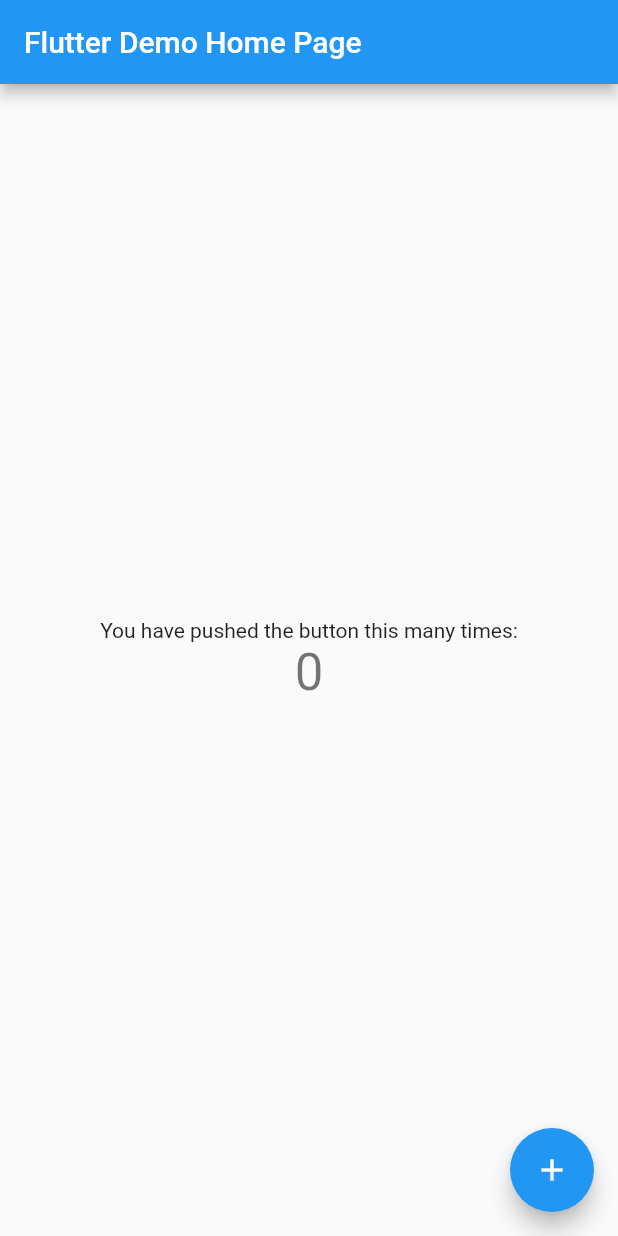
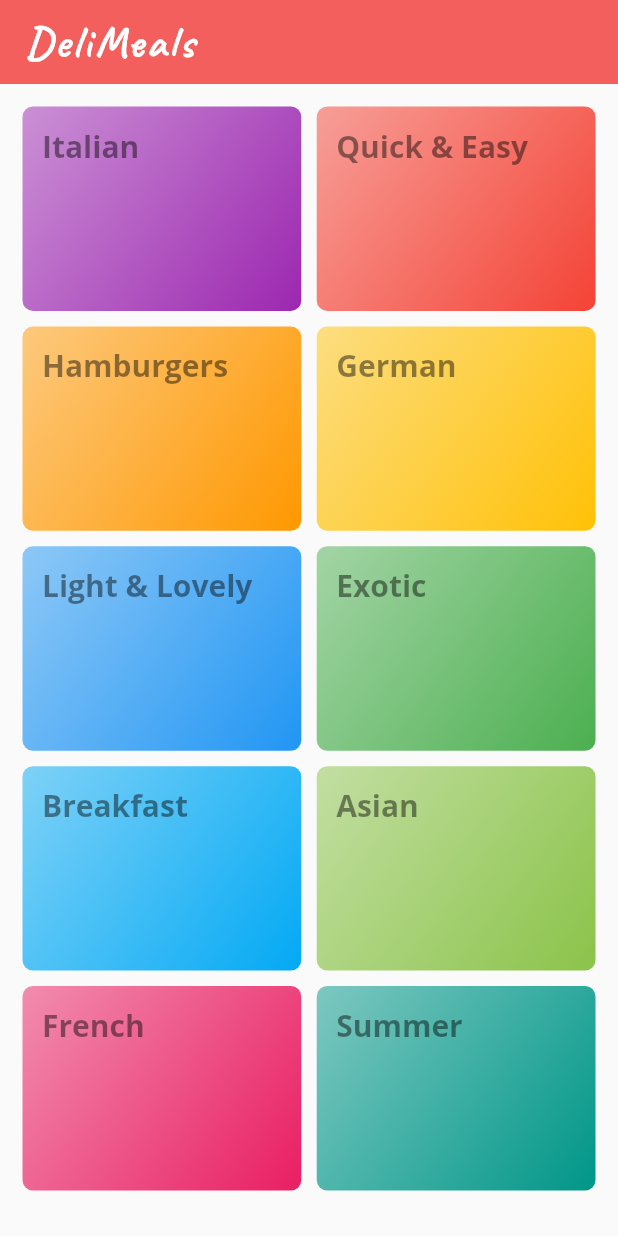
Before and after one commit to s4nk37/delimeals, a Flutter app: the screen it shows after launch, on a phone screen of 412 x 824 dp. Run offline on Flutter 3.47's test engine with Material 2 defaults, Android fonts, the phone set to English and light mode, and no system bars.

Commit message:
Added categories_screen.dart ,fonts and colorscheme

```diff
--- /dev/null
+++ b/lib/categories_screen.dart
@@ -0,0 +1,28 @@
+import 'package:flutter/material.dart';
+import 'category_item.dart';
+import 'dummy_data.dart';
+
+class CategoriesScreen extends StatelessWidget {
+  const CategoriesScreen({Key? key}) : super(key: key);
+
+  @override
+  Widget build(BuildContext context) {
+    Size size = MediaQuery.of(context).size;
+    return Scaffold(
+      appBar: AppBar(
+        title: const Text("DeliMeals"),
+        elevation: 0.0,
+      ),
+      body: GridView(
+          padding: const EdgeInsets.all(15.0),
+          gridDelegate: SliverGridDelegateWithMaxCrossAxisExtent(
+              maxCrossAxisExtent: size.width / 2,
+              childAspectRatio: 3 / 2.2,
+              crossAxisSpacing: size.width / 40,
+              mainAxisSpacing: size.width / 40),
+          children: dummyCategories.map((category) {
+            return CategoryItem(title: category.title, color: category.color);
+          }).toList()),
+    );
+  }
+}
--- /dev/null
+++ b/lib/category_item.dart
@@ -0,0 +1,33 @@
+import 'package:flutter/material.dart';
+
+class CategoryItem extends StatelessWidget {
+  final String title;
+  final Color color;
+
+  const CategoryItem({Key? key, required this.title, required this.color})
+      : super(key: key);
+
+  @override
+  Widget build(BuildContext context) {
+    // print(title);
+    // print(color.computeLuminance());
+    return Container(
+      padding: const EdgeInsets.all(5),
+      decoration: BoxDecoration(
+        borderRadius: BorderRadius.circular(7),
+        gradient: LinearGradient(
+            colors: [color.withOpacity(0.5), color],
+            begin: Alignment.topLeft,
+            end: Alignment.bottomRight),
+      ),
+      child: Padding(
+        padding: const EdgeInsets.all(8.0),
+        child: Text(
+          title,
+          style: const TextStyle(
+              color: Colors.black45, fontSize: 20, fontWeight: FontWeight.bold),
+        ),
+      ),
+    );
+  }
+}
--- /dev/null
+++ b/lib/dummy_data.dart
@@ -0,0 +1,55 @@
+import 'package:flutter/material.dart';
+import './models/category.dart';
+
+const dummyCategories = [
+  Category(
+    id: 'c1',
+    title: 'Italian',
+    color: Colors.purple,
+  ),
+  Category(
+    id: 'c2',
+    title: 'Quick & Easy',
+    color: Colors.red,
+  ),
+  Category(
+    id: 'c3',
+    title: 'Hamburgers',
+    color: Colors.orange,
+  ),
+  Category(
+    id: 'c4',
+    title: 'German',
+    color: Colors.amber,
+  ),
+  Category(
+    id: 'c5',
+    title: 'Light & Lovely',
+    color: Colors.blue,
+  ),
+  Category(
+    id: 'c6',
+    title: 'Exotic',
+    color: Colors.green,
+  ),
+  Category(
+    id: 'c7',
+    title: 'Breakfast',
+    color: Colors.lightBlue,
+  ),
+  Category(
+    id: 'c8',
+    title: 'Asian',
+    color: Colors.lightGreen,
+  ),
+  Category(
+    id: 'c9',
+    title: 'French',
+    color: Colors.pink,
+  ),
+  Category(
+    id: 'c10',
+    title: 'Summer',
+    color: Colors.teal,
+  ),
+];
--- a/lib/main.dart
+++ b/lib/main.dart
@@ -1,115 +1,42 @@
 import 'package:flutter/material.dart';
+import 'categories_screen.dart';
 
-void main() {
-  runApp(const MyApp());
-}
+void main() => runApp(const MyApp());
 
 class MyApp extends StatelessWidget {
-  const MyApp({super.key});
+  const MyApp({Key? key}) : super(key: key);
 
-  // This widget is the root of your application.
   @override
   Widget build(BuildContext context) {
     return MaterialApp(
-      title: 'Flutter Demo',
+      debugShowCheckedModeBanner: false,
+      title: 'DeliMeals',
       theme: ThemeData(
-        // This is the theme of your application.
-        //
-        // Try running your application with "flutter run". You'll see the
-        // application has a blue toolbar. Then, without quitting the app, try
-        // changing the primarySwatch below to Colors.green and then invoke
-        // "hot reload" (press "r" in the console where you ran "flutter run",
-        // or simply save your changes to "hot reload" in a Flutter IDE).
-        // Notice that the counter didn't reset back to zero; the application
-        // is not restarted.
-        primarySwatch: Colors.blue,
+        // primarySwatch: Colors.deepOrange,
+        colorScheme: const ColorScheme(
+          brightness: Brightness.light,
+          primary: Color(0xfff25f5c),
+          onPrimary: Color(0xff2D3142),
+          secondary: Color(0xff70C1B3),
+          onSecondary: Color(0xff353535),
+          error: Colors.red,
+          onError: Colors.white70,
+          background: Color(0xffEADEDA),
+          onBackground: Colors.black87,
+          surface: Color(0xffc5c5c5),
+          onSurface: Color(0xff2D3142),
+        ),
+        fontFamily: 'Open Sans',
+        appBarTheme: const AppBarTheme(
+          titleTextStyle: TextStyle(
+            fontFamily: 'Caveat',
+            fontSize: 30,
+            fontWeight: FontWeight.bold,
+            letterSpacing: 1.5,
+          ),
+        ),
       ),
-      home: const MyHomePage(title: 'Flutter Demo Home Page'),
+      home: const CategoriesScreen(),
     );
   }
 }
-
-class MyHomePage extends StatefulWidget {
-  const MyHomePage({super.key, required this.title});
-
-  // This widget is the home page of your application. It is stateful, meaning
-  // that it has a State object (defined below) that contains fields that affect
-  // how it looks.
-
-  // This class is the configuration for the state. It holds the values (in this
-  // case the title) provided by the parent (in this case the App widget) and
-  // used by the build method of the State. Fields in a Widget subclass are
-  // always marked "final".
-
-  final String title;
-
-  @override
-  State<MyHomePage> createState() => _MyHomePageState();
-}
-
-class _MyHomePageState extends State<MyHomePage> {
-  int _counter = 0;
-
-  void _incrementCounter() {
-    setState(() {
-      // This call to setState tells the Flutter framework that something has
-      // changed in this State, which causes it to rerun the build method below
-      // so that the display can reflect the updated values. If we changed
-      // _counter without calling setState(), then the build method would not be
-      // called again, and so nothing would appear to happen.
-      _counter++;
-    });
-  }
-
-  @override
-  Widget build(BuildContext context) {
-    // This method is rerun every time setState is called, for instance as done
-    // by the _incrementCounter method above.
-    //
-    // The Flutter framework has been optimized to make rerunning build methods
-    // fast, so that you can just rebuild anything that needs updating rather
-    // than having to individually change instances of widgets.
-    return Scaffold(
-      appBar: AppBar(
-        // Here we take the value from the MyHomePage object that was created by
-        // the App.build method, and use it to set our appbar title.
-        title: Text(widget.title),
-      ),
-      body: Center(
-        // Center is a layout widget. It takes a single child and positions it
-        // in the middle of the parent.
-        child: Column(
-          // Column is also a layout widget. It takes a list of children and
-          // arranges them vertically. By default, it sizes itself to fit its
-          // children horizontally, and tries to be as tall as its parent.
-          //
-          // Invoke "debug painting" (press "p" in the console, choose the
-          // "Toggle Debug Paint" action from the Flutter Inspector in Android
-          // Studio, or the "Toggle Debug Paint" command in Visual Studio Code)
-          // to see the wireframe for each widget.
-          //
-          // Column has various properties to control how it sizes itself and
-          // how it positions its children. Here we use mainAxisAlignment to
-          // center the children vertically; the main axis here is the vertical
-          // axis because Columns are vertical (the cross axis would be
-          // horizontal).
-          mainAxisAlignment: MainAxisAlignment.center,
-          children: <Widget>[
-            const Text(
-              'You have pushed the button this many times:',
-            ),
-            Text(
-              '$_counter',
-              style: Theme.of(context).textTheme.headlineMedium,
-            ),
-          ],
-        ),
-      ),
-      floatingActionButton: FloatingActionButton(
-        onPressed: _incrementCounter,
-        tooltip: 'Increment',
-        child: const Icon(Icons.add),
-      ), // This trailing comma makes auto-formatting nicer for build methods.
-    );
-  }
-}
--- /dev/null
+++ b/lib/models/category.dart
@@ -0,0 +1,10 @@
+import 'package:flutter/material.dart';
+
+class Category {
+  final String id;
+  final String title;
+  final Color color;
+
+  const Category(
+      {required this.id, required this.title, this.color = Colors.orange});
+}
```
Also changed, not shown: pubspec.yaml (+8 -5 lines), assets/fonts/Caveat.ttf (added), assets/fonts/OpenSans.ttf (added), lib/category_meals_screen.dart (added).
